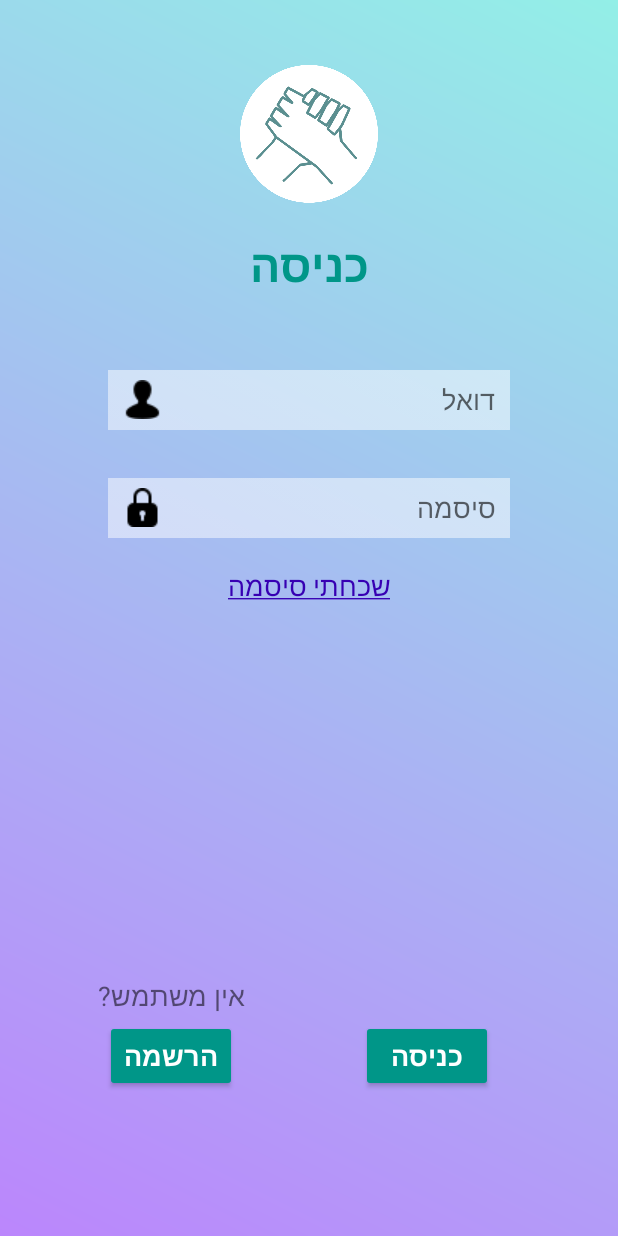
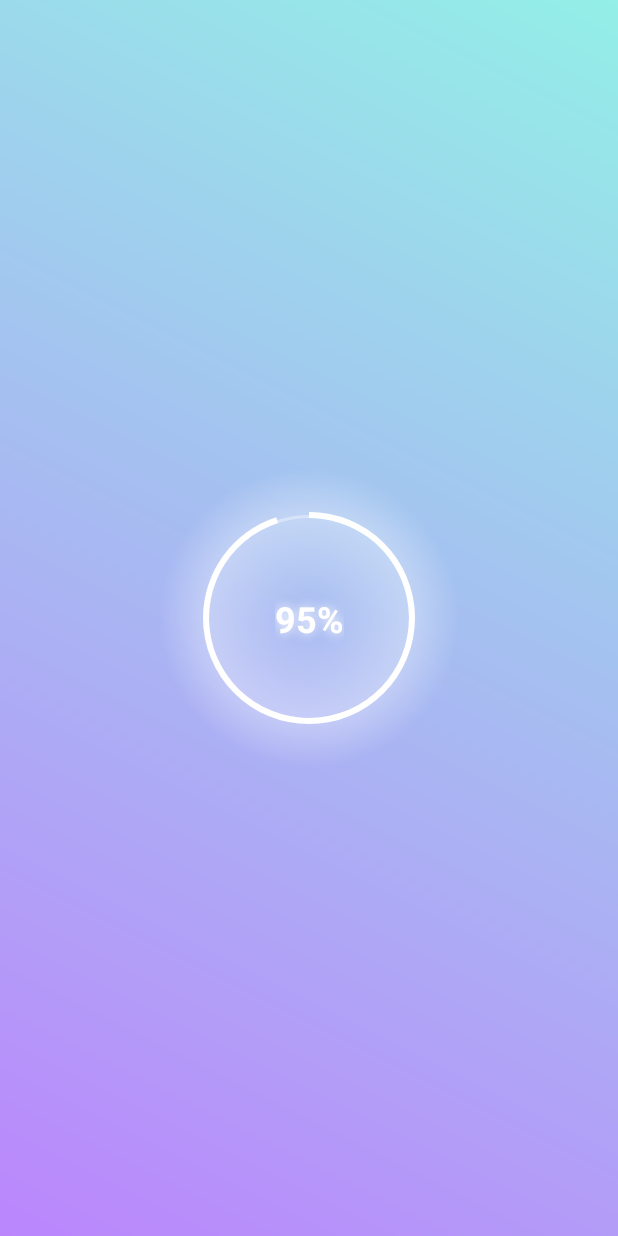
Before and after one commit to orieiger8/BeMyFriend, an Android app: the screen it shows after launch (Login before the commit, Loading after it), on a phone screen of 412 x 824 dp. Run offline under Robolectric (Android 15) with nearby library versions, the phone set to English and light mode, and no system bars; our stand-ins replace Firebase (no records; nobody signed in at launch, a user with empty details on screens opened directly).

Commit message:
changed loading activity design
created function to check if the mail for the reset password exist

```diff
--- a/app/src/main/AndroidManifest.xml
+++ b/app/src/main/AndroidManifest.xml
@@ -9,7 +9,7 @@
         android:roundIcon="@mipmap/ic_launcher_round"
         android:supportsRtl="false"
         android:theme="@style/Theme.BeMyFriend">
-        <activity android:name=".loading">
+        <activity android:name=".Loading">
             <intent-filter>
                 <action android:name="android.intent.action.MAIN" />
 
--- a/app/src/main/java/com/example/bemyfriend/Chats.java
+++ b/app/src/main/java/com/example/bemyfriend/Chats.java
@@ -21,7 +21,6 @@ import java.util.Random;
 public class Chats extends AppCompatActivity implements ChatAdapter.RecyclerViewClickListener {
 
     private Toolbar toolbar;
-    Random rg = new Random();
     private ArrayList<Chat> chats = new ArrayList<>();
     private ArrayList<Chat> finalChats = new ArrayList<>();
     private ChatAdapter.RecyclerViewClickListener listener;
--- a/app/src/main/java/com/example/bemyfriend/DB.java
+++ b/app/src/main/java/com/example/bemyfriend/DB.java
@@ -180,6 +180,16 @@ public class DB {
         return messages;
     }
 
+    public boolean mailExist(String mail){
+        for (DataSnapshot currentUser : usersSnap.getChildren()) {
+            User val = currentUser.getValue(User.class);
+            if(val.getMail().equals(mail)){
+                return true;
+            }
+        }
+        return false;
+    }
+
     public void sendMessage(String flushName, String message){
         // Read the input field and push a new instance
         // of ChatMessage to the Firebase database
--- /dev/null
+++ b/app/src/main/java/com/example/bemyfriend/Loading.java
@@ -0,0 +1,60 @@
+package com.example.bemyfriend;
+
+import android.content.Intent;
+import android.os.Bundle;
+import android.os.Handler;
+import android.widget.ProgressBar;
+import android.widget.TextView;
+
+import androidx.appcompat.app.AppCompatActivity;
+
+import com.google.firebase.auth.FirebaseAuth;
+
+public class Loading extends AppCompatActivity implements Observer {
+
+    private boolean isLoggedIn;
+    private ProgressBar progressBar;
+    private TextView progressText;
+    private int progressPercentage = 0;
+
+    @Override
+    protected void onCreate(Bundle savedInstanceState) {
+        super.onCreate(savedInstanceState);
+        setContentView(R.layout.activity_loading);
+
+        FirebaseAuth mAuth = FirebaseAuth.getInstance();
+        isLoggedIn = mAuth.getCurrentUser() != null;
+
+        //connect to database with DB
+        DB db = DB.getInstance(this);
+
+        // Progress bar
+        progressBar = findViewById(R.id.imageView_progressBar);
+        progressText = findViewById(R.id.textView_progress);
+    }
+
+    public void update() {
+        final Handler handler = new Handler();
+        handler.postDelayed(new Runnable() {
+            @Override
+            public void run() {
+                if (progressPercentage <= 100) {
+                    progressText.setText(progressPercentage + "%");
+                    progressBar.setProgress(progressPercentage);
+                    progressPercentage++;
+                    handler.postDelayed(this,0);
+                } else {
+                    handler.removeCallbacks(this);
+                    if (isLoggedIn) {
+                        // move to main page
+                        startActivity(new Intent(Loading.this, Chats.class));
+                    } else {
+                        // move to login page
+                        startActivity(new Intent(Loading.this, Login.class));
+                    }
+                    finish();
+                }
+            }
+        },0);
+    }
+}
--- a/app/src/main/java/com/example/bemyfriend/Login.java
+++ b/app/src/main/java/com/example/bemyfriend/Login.java
@@ -24,6 +24,7 @@ public class Login extends AppCompatActivity {
     private AlertDialog dialog;
     private String mail="";
     private EditText editTextMail;
+    private DB db;
 
     @Override
     protected void onCreate(Bundle savedInstanceState) {
@@ -31,9 +32,10 @@ public class Login extends AppCompatActivity {
         setContentView(R.layout.activity_login);
         mAuth = FirebaseAuth.getInstance();
 
-        Button button = (Button) findViewById(R.id.forgotpasswordbutton);
+        Button button = findViewById(R.id.forgotpasswordbutton);
         button.setPaintFlags(button.getPaintFlags() | Paint.UNDERLINE_TEXT_FLAG);
 
+        db= DB.getInstance();
     }
 
     public void login(View view) {
@@ -91,6 +93,7 @@ public class Login extends AppCompatActivity {
                 if (mail.equals(""))
                     Toast.makeText(Login.this, "הכנס מייל", Toast.LENGTH_LONG).show();
                 else {
+                    if (db.mailExist(mail)) {
                         mAuth.sendPasswordResetEmail(mail).addOnCompleteListener(new OnCompleteListener<Void>() {
                             @Override
                             public void onComplete(@NonNull Task<Void> task) {
@@ -101,6 +104,9 @@ public class Login extends AppCompatActivity {
                             }
                         });
                     }
+                    else
+                        Toast.makeText(Login.this, "מייל זה אינו קיים במערכת", Toast.LENGTH_LONG).show();
+                }
             }
         });
     }
--- a/app/src/main/java/com/example/bemyfriend/loading.java
+++ /dev/null
@@ -1,38 +0,0 @@
-package com.example.bemyfriend;
-
-import android.content.Intent;
-import android.os.Bundle;
-
-import androidx.appcompat.app.AppCompatActivity;
-
-import com.google.firebase.auth.FirebaseAuth;
-
-public class loading extends AppCompatActivity implements Observer {
-
-    private boolean isLoggedIn;
-
-    @Override
-    protected void onCreate(Bundle savedInstanceState) {
-        super.onCreate(savedInstanceState);
-        setContentView(R.layout.activity_loading);
-
-        FirebaseAuth mAuth = FirebaseAuth.getInstance();
-        isLoggedIn = mAuth.getCurrentUser() != null;
-
-        //connect to database with DB
-        DB db = DB.getInstance(this);
-    }
-
-    public void update() {
-        if (isLoggedIn) {
-            // move to main page
-            startActivity(new Intent(loading.this, Chats.class));
-        }
-        else {
-            // move to login page
-            startActivity(new Intent(loading.this, Login.class));
-        }
-
-        finish();
-    }
-}
--- /dev/null
+++ b/app/src/main/res/drawable/circle_splash_screen.xml
@@ -0,0 +1,51 @@
+<?xml version="1.0" encoding="utf-8"?>
+<layer-list xmlns:android="http://schemas.android.com/apk/res/android">
+    <item>
+        <shape
+            android:shape="ring"
+            android:thicknessRatio="1"
+            android:innerRadiusRatio="3"
+            android:useLevel="false">
+            <gradient
+                android:startColor="@color/white"
+                android:centerColor="#00FFFFFF"
+                android:endColor="#00FFFFFF"
+                android:type="radial"
+                android:gradientRadius="100%p"
+                android:useLevel="false" />
+        </shape>
+    </item>
+    <item>
+        <shape
+            android:shape="ring"
+            android:thicknessRatio="3"
+            android:innerRadiusRatio="100"
+            android:useLevel="false">
+            <gradient
+                android:endColor="@color/white"
+                android:type="radial"
+                android:gradientRadius="100%p"
+                android:useLevel="false" />
+        </shape>
+    </item>
+    <item>
+        <shape
+            android:shape="ring"
+            android:thicknessRatio="50"
+            android:useLevel="false">
+            <solid android:color="@android:color/transparent" />
+        </shape>
+    </item>
+    <item>
+        <rotate
+            android:fromDegrees="270"
+            android:toDegrees="270">
+            <shape
+                android:shape="ring"
+                android:thicknessRatio="50"
+                android:useLevel="true">
+                <solid android:color="@color/white" />
+            </shape>
+        </rotate>
+    </item>
+</layer-list>
--- a/app/src/main/res/layout/activity_loading.xml
+++ b/app/src/main/res/layout/activity_loading.xml
@@ -4,27 +4,34 @@
     xmlns:tools="http://schemas.android.com/tools"
     android:layout_width="match_parent"
     android:layout_height="match_parent"
-    android:background="@drawable/background"
-    tools:context=".loading">
+    android:background="@drawable/gradient_background"
+    tools:context=".Loading">
 
-    <ImageView
-        android:id="@+id/imageView2"
-        android:layout_width="400dp"
-        android:layout_height="400dp"
+    <ProgressBar
+        android:id="@+id/imageView_progressBar"
+        android:layout_width="200dp"
+        android:layout_height="200dp"
+        android:indeterminateOnly="false"
+        android:progressDrawable="@drawable/circle_splash_screen"
+        android:progress="0"
         app:layout_constraintBottom_toBottomOf="parent"
         app:layout_constraintEnd_toEndOf="parent"
         app:layout_constraintStart_toStartOf="parent"
-        app:layout_constraintTop_toTopOf="parent"
-        app:srcCompat="@drawable/logo" />
+        app:layout_constraintTop_toTopOf="parent" />
 
     <TextView
-        android:id="@+id/textView5"
+        android:id="@+id/textView_progress"
         android:layout_width="wrap_content"
         android:layout_height="wrap_content"
-        android:text="Be My Friend"
+        android:shadowColor="@color/white"
+        android:shadowRadius="8"
+        android:text="0%"
+        android:textColor="@color/white"
         android:textSize="24sp"
-        app:layout_constraintBottom_toTopOf="@+id/imageView2"
-        app:layout_constraintEnd_toEndOf="parent"
-        app:layout_constraintStart_toStartOf="parent"
-        app:layout_constraintTop_toTopOf="parent" />
+        android:textStyle="bold"
+        app:layout_constraintBottom_toBottomOf="@+id/imageView_progressBar"
+        app:layout_constraintEnd_toEndOf="@+id/imageView_progressBar"
+        app:layout_constraintStart_toStartOf="@+id/imageView_progressBar"
+        app:layout_constraintTop_toTopOf="@+id/imageView_progressBar" />
+
 </androidx.constraintlayout.widget.ConstraintLayout>
--- a/app/src/main/res/values/colors.xml
+++ b/app/src/main/res/values/colors.xml
@@ -8,4 +8,5 @@
     <color name="teal_700">#FF009688</color>
     <color name="black">#FF000000</color>
     <color name="white">#FFFFFFFF</color>
+    <color name="progressBar">#DDD</color>
 </resources>
--- a/app/src/main/res/values/strings.xml
+++ b/app/src/main/res/values/strings.xml
@@ -37,7 +37,8 @@
     <string name="reset_password">אפס סיסמה</string>
     <string name="back">חזור</string>
     <string name="my_profile">הפרופיל שלי</string>
-    <string name="exit">יצאה</string>
+    <string name="exit">יציאה</string>
+    <string name="loading">טוען</string>
 
 
 </resources>
```
Lines whose indentation alone changed are shown as unchanged.
